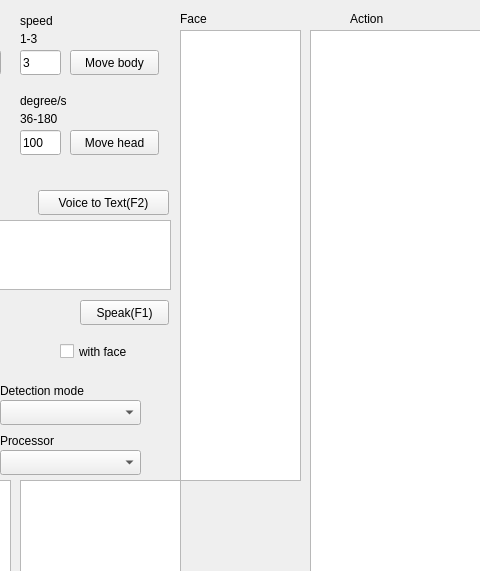
yangchihyuan/RobotNurseHelper, file Server3-Kebbi/mainwindow.ui: the form before one commit; both pictures show x 160 to 640 and y 0 to 571 of the 1126 by 857 pixel window.
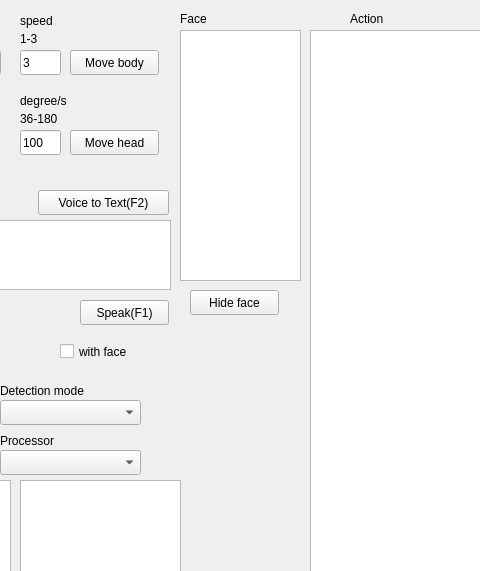
The form after the commit.

What changed in the file:
```diff
--- a/Server3-Kebbi/mainwindow.ui
+++ b/Server3-Kebbi/mainwindow.ui
@@ -179,7 +179,7 @@
       <x>340</x>
       <y>30</y>
       <width>121</width>
-      <height>451</height>
+      <height>251</height>
      </rect>
     </property>
    </widget>
@@ -767,6 +767,19 @@
      <string>Generate</string>
     </property>
    </widget>
+   <widget class="QPushButton" name="pushButton_hideface">
+    <property name="geometry">
+     <rect>
+      <x>350</x>
+      <y>290</y>
+      <width>89</width>
+      <height>25</height>
+     </rect>
+    </property>
+    <property name="text">
+     <string>Hide face</string>
+    </property>
+   </widget>
   </widget>
   <widget class="QStatusBar" name="statusbar"/>
  </widget>
```
